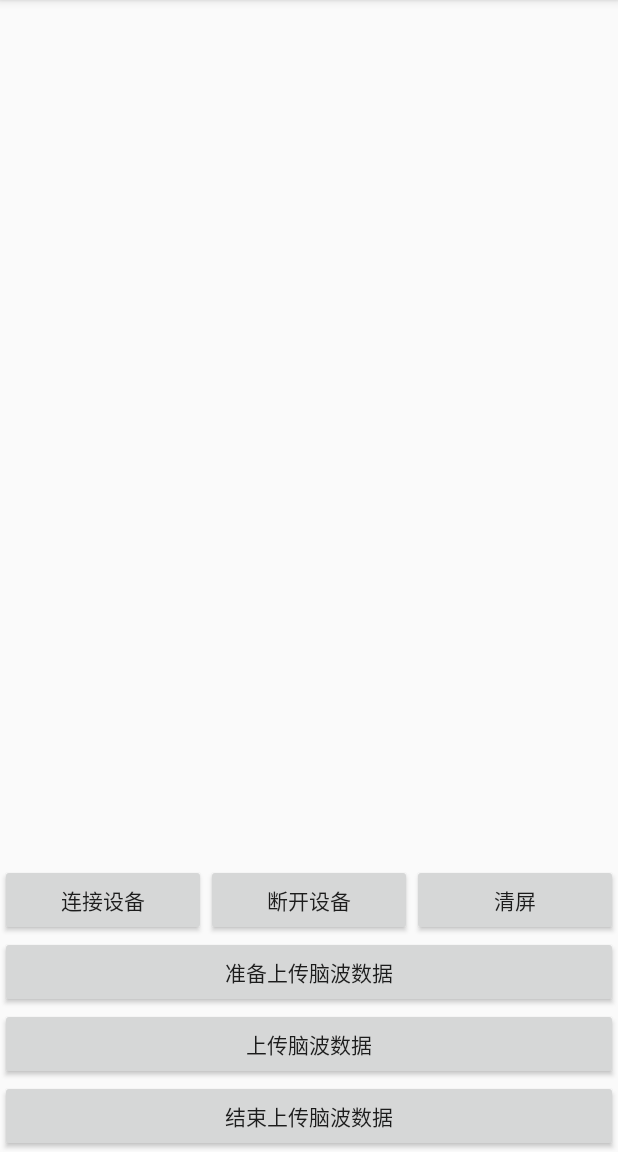
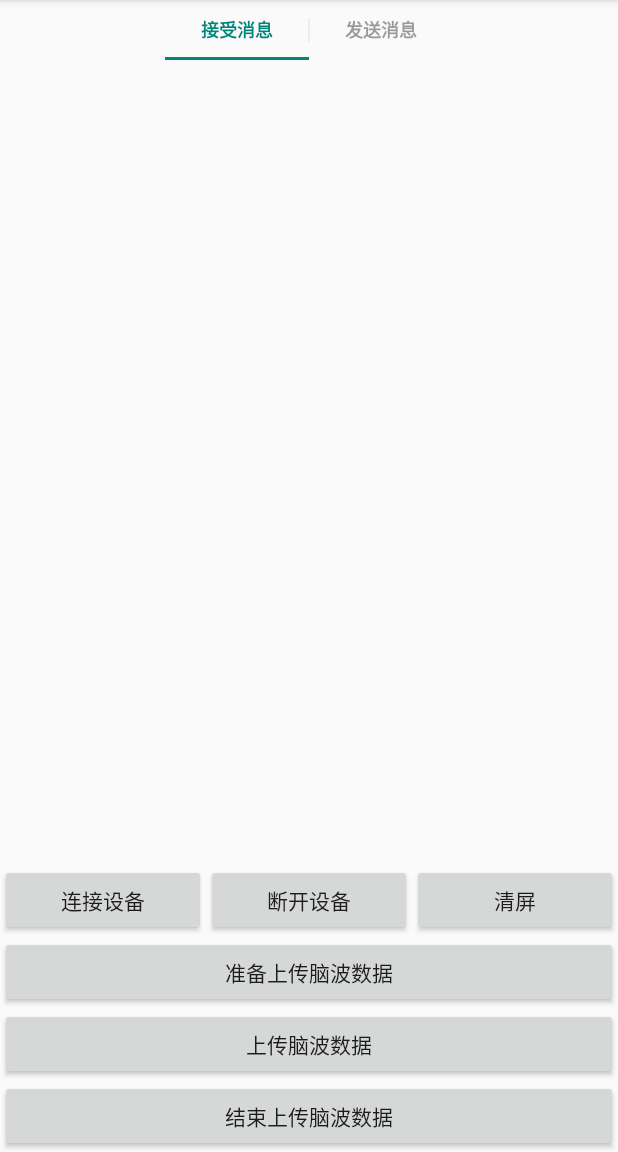
Before and after one commit to Entertech/Enter-AffectiveCloud-Android-SDK, an Android app: the screen it shows after launch (MainActivity), on a phone screen of 412 x 824 dp, the part 84-1236 px from its top. Run offline under Robolectric (Android 15) with nearby library versions, the phone set to English and light mode, and no system bars; libraries missing offline, so code that uses them is left out: cn.entertech.ble, com.orhanobut.logger; network calls fail; 1 statement that could not run was skipped.

Commit message:
文档完善

```diff
--- a/app/src/main/java/cn/entertech/biomoduledemo/MainActivity.kt
+++ b/app/src/main/java/cn/entertech/biomoduledemo/MainActivity.kt
@@ -22,6 +22,7 @@ class MainActivity : AppCompatActivity() {
     private lateinit var messageReceiveFragment: MessageReceiveFragment
     private lateinit var messageSendFragment: MessageSendFragment
     lateinit var vpContainer: ViewPager
+    lateinit var pagerSlidingTabStrip: PagerSlidingTabStrip
     override fun onCreate(savedInstanceState: Bundle?) {
         super.onCreate(savedInstanceState)
         setContentView(R.layout.activity_main)
@@ -63,7 +64,7 @@ class MainActivity : AppCompatActivity() {
     fun initView() {
         vpContainer = findViewById(R.id.vp_contain)
         socketManager.addBrainDataListener(brainDataCallback)
-
+        pagerSlidingTabStrip = findViewById(R.id.message_tabs)
         val listFragment = mutableListOf<Fragment>()
         messageReceiveFragment = MessageReceiveFragment()
         messageSendFragment = MessageSendFragment()
@@ -73,6 +74,7 @@ class MainActivity : AppCompatActivity() {
         val listTitles = listOf<String>("接受消息", "发送消息")
         var adapter = MessageAdapter(supportFragmentManager, listFragment, listTitles)
         vpContainer.adapter = adapter
+        pagerSlidingTabStrip.setViewPager(vpContainer)
 
     }
 
--- /dev/null
+++ b/app/src/main/java/cn/entertech/biomoduledemo/PagerSlidingTabStrip.java
@@ -0,0 +1,584 @@
+package cn.entertech.biomoduledemo;
+
+import android.annotation.SuppressLint;
+import android.content.Context;
+import android.content.res.TypedArray;
+import android.graphics.Canvas;
+import android.graphics.Paint;
+import android.graphics.Paint.Style;
+import android.graphics.Typeface;
+import android.os.Build;
+import android.os.Parcel;
+import android.os.Parcelable;
+import android.support.v4.view.ViewPager;
+import android.support.v4.view.ViewPager.OnPageChangeListener;
+import android.util.AttributeSet;
+import android.util.DisplayMetrics;
+import android.util.TypedValue;
+import android.view.Gravity;
+import android.view.View;
+import android.view.ViewTreeObserver.OnGlobalLayoutListener;
+import android.widget.HorizontalScrollView;
+import android.widget.ImageButton;
+import android.widget.LinearLayout;
+import android.widget.TextView;
+
+import java.util.Locale;
+
+/**
+ * Created by EnterTech on 2017/8/31.
+ */
+
+
+public class PagerSlidingTabStrip extends HorizontalScrollView {
+
+    public interface IconTabProvider {
+        public int getPageIconResId(int position);
+    }
+
+    // @formatter:off
+    private static final int[] ATTRS = new int[] {
+            android.R.attr.textSize,
+            android.R.attr.textColor
+    };
+    // @formatter:on
+
+    private LinearLayout.LayoutParams defaultTabLayoutParams;
+    private LinearLayout.LayoutParams expandedTabLayoutParams;
+
+    private final PageListener pageListener = new PageListener();
+    public OnPageChangeListener delegatePageListener;
+
+    private LinearLayout tabsContainer;
+    private ViewPager pager;
+
+    private int tabCount;
+
+    private int currentPosition = 0;
+    private float currentPositionOffset = 0f;
+
+    private Paint rectPaint;
+    private Paint dividerPaint;
+
+    private int indicatorColor = 0xFF666666;
+    private int underlineColor = 0x1A000000;
+    private int dividerColor = 0x1A000000;
+
+    private boolean shouldExpand = false;
+    private boolean textAllCaps = true;
+
+    private int scrollOffset = 52;
+    private int indicatorHeight = 8;
+    private int underlineHeight = 2;
+    private int dividerPadding = 12;
+    private int tabPadding = 24;
+    private int dividerWidth = 1;
+
+    private int tabTextSize = 12;
+    private int tabTextColor = 0xFF666666;
+    private Typeface tabTypeface = null;
+    private int tabTypefaceStyle = Typeface.BOLD;
+
+    private int lastScrollX = 0;
+
+    private int tabBackgroundResId = R.drawable.background_tab;
+    private  int tabSelectedTextColor = 0x666666;
+    private  int tabUnselectedTextColor = 0x666666;
+    private Locale locale;
+
+    public PagerSlidingTabStrip(Context context) {
+        this(context, null);
+    }
+
+    public PagerSlidingTabStrip(Context context, AttributeSet attrs) {
+        this(context, attrs, 0);
+    }
+
+    public PagerSlidingTabStrip(Context context, AttributeSet attrs, int defStyle) {
+        super(context, attrs, defStyle);
+
+        setFillViewport(true);
+        setWillNotDraw(false);
+
+        tabsContainer = new LinearLayout(context);
+        tabsContainer.setOrientation(LinearLayout.HORIZONTAL);
+        tabsContainer.setLayoutParams(new LayoutParams(LayoutParams.MATCH_PARENT, LayoutParams.MATCH_PARENT));
+        addView(tabsContainer);
+
+        DisplayMetrics dm = getResources().getDisplayMetrics();
+
+        scrollOffset = (int) TypedValue.applyDimension(TypedValue.COMPLEX_UNIT_DIP, scrollOffset, dm);
+        indicatorHeight = (int) TypedValue.applyDimension(TypedValue.COMPLEX_UNIT_DIP, indicatorHeight, dm);
+        underlineHeight = (int) TypedValue.applyDimension(TypedValue.COMPLEX_UNIT_DIP, underlineHeight, dm);
+        dividerPadding = (int) TypedValue.applyDimension(TypedValue.COMPLEX_UNIT_DIP, dividerPadding, dm);
+        tabPadding = (int) TypedValue.applyDimension(TypedValue.COMPLEX_UNIT_DIP, tabPadding, dm);
+        dividerWidth = (int) TypedValue.applyDimension(TypedValue.COMPLEX_UNIT_DIP, dividerWidth, dm);
+        tabTextSize = (int) TypedValue.applyDimension(TypedValue.COMPLEX_UNIT_SP, tabTextSize, dm);
+
+        // get system attrs (android:textSize and android:textColor)
+
+        TypedArray a = context.obtainStyledAttributes(attrs, ATTRS);
+
+        tabTextSize = a.getDimensionPixelSize(0, tabTextSize);
+        tabTextColor = a.getColor(1, tabTextColor);
+
+        a.recycle();
+
+        // get custom attrs
+
+        a = context.obtainStyledAttributes(attrs, R.styleable.PagerSlidingTabStrip);
+
+        indicatorColor = a.getColor(R.styleable.PagerSlidingTabStrip_pstsIndicatorColor, indicatorColor);
+        underlineColor = a.getColor(R.styleable.PagerSlidingTabStrip_pstsUnderlineColor, underlineColor);
+        dividerColor = a.getColor(R.styleable.PagerSlidingTabStrip_pstsDividerColor, dividerColor);
+        indicatorHeight = a.getDimensionPixelSize(R.styleable.PagerSlidingTabStrip_pstsIndicatorHeight, indicatorHeight);
+        underlineHeight = a.getDimensionPixelSize(R.styleable.PagerSlidingTabStrip_pstsUnderlineHeight, underlineHeight);
+        dividerPadding = a.getDimensionPixelSize(R.styleable.PagerSlidingTabStrip_pstsDividerPadding, dividerPadding);
+        tabPadding = a.getDimensionPixelSize(R.styleable.PagerSlidingTabStrip_pstsTabPaddingLeftRight, tabPadding);
+        tabBackgroundResId = a.getResourceId(R.styleable.PagerSlidingTabStrip_pstsTabBackground, tabBackgroundResId);
+        shouldExpand = a.getBoolean(R.styleable.PagerSlidingTabStrip_pstsShouldExpand, shouldExpand);
+        scrollOffset = a.getDimensionPixelSize(R.styleable.PagerSlidingTabStrip_pstsScrollOffset, scrollOffset);
+        textAllCaps = a.getBoolean(R.styleable.PagerSlidingTabStrip_pstsTextAllCaps, textAllCaps);
+        tabSelectedTextColor = a.getColor(R.styleable.PagerSlidingTabStrip_pstsTabSelectedTextColor, tabSelectedTextColor);
+        tabUnselectedTextColor = a.getColor(R.styleable.PagerSlidingTabStrip_pstsTabUnselectedTextColor, tabUnselectedTextColor);
+        tabTextColor = a.getColor(R.styleable.PagerSlidingTabStrip_pstsTabTextColor, tabTextColor);
+
+
+        a.recycle();
+
+        rectPaint = new Paint();
+        rectPaint.setAntiAlias(true);
+        rectPaint.setStyle(Style.FILL);
+
+        dividerPaint = new Paint();
+        dividerPaint.setAntiAlias(true);
+        dividerPaint.setStrokeWidth(dividerWidth);
+
+        defaultTabLayoutParams = new LinearLayout.LayoutParams(LayoutParams.WRAP_CONTENT, LayoutParams.MATCH_PARENT);
+        expandedTabLayoutParams = new LinearLayout.LayoutParams(0, LayoutParams.MATCH_PARENT, 1.0f);
+
+        if (locale == null) {
+            locale = getResources().getConfiguration().locale;
+        }
+    }
+
+    public void setViewPager(ViewPager pager) {
+        this.pager = pager;
+
+        if (pager.getAdapter() == null) {
+            throw new IllegalStateException("ViewPager does not have adapter instance.");
+        }
+
+        pager.setOnPageChangeListener(pageListener);
+
+        notifyDataSetChanged();
+        updateTabsTextColors();
+    }
+
+    public void setOnPageChangeListener(OnPageChangeListener listener) {
+        this.delegatePageListener = listener;
+    }
+
+    public void notifyDataSetChanged() {
+
+        tabsContainer.removeAllViews();
+
+        tabCount = pager.getAdapter().getCount();
+
+        for (int i = 0; i < tabCount; i++) {
+
+            if (pager.getAdapter() instanceof IconTabProvider) {
+                addIconTab(i, ((IconTabProvider) pager.getAdapter()).getPageIconResId(i));
+            } else {
+                addTextTab(i, pager.getAdapter().getPageTitle(i).toString());
+            }
+
+        }
+
+        updateTabStyles();
+
+        getViewTreeObserver().addOnGlobalLayoutListener(new OnGlobalLayoutListener() {
+
+            @SuppressWarnings("deprecation")
+            @SuppressLint("NewApi")
+            @Override
+            public void onGlobalLayout() {
+
+                if (Build.VERSION.SDK_INT < Build.VERSION_CODES.JELLY_BEAN) {
+                    getViewTreeObserver().removeGlobalOnLayoutListener(this);
+                } else {
+                    getViewTreeObserver().removeOnGlobalLayoutListener(this);
+                }
+
+                currentPosition = pager.getCurrentItem();
+                scrollToChild(currentPosition, 0);
+            }
+        });
+
+    }
+
+    private void addTextTab(final int position, String title) {
+
+        TextView tab = new TextView(getContext());
+        tab.setText(title);
+        tab.setGravity(Gravity.CENTER);
+        tab.setSingleLine();
+
+        addTab(position, tab);
+    }
+
+    private void addIconTab(final int position, int resId) {
+
+        ImageButton tab = new ImageButton(getContext());
+        tab.setImageResource(resId);
+
+        addTab(position, tab);
+
+    }
+
+    private void addTab(final int position, View tab) {
+        tab.setFocusable(true);
+        tab.setOnClickListener(new OnClickListener() {
+            @Override
+            public void onClick(View v) {
+                pager.setCurrentItem(position);
+            }
+        });
+
+        tab.setPadding(tabPadding, 0, tabPadding, 0);
+        tabsContainer.addView(tab, position, shouldExpand ? expandedTabLayoutParams : defaultTabLayoutParams);
+    }
+
+    private void updateTabStyles() {
+
+        for (int i = 0; i < tabCount; i++) {
+
+            View v = tabsContainer.getChildAt(i);
+
+            v.setBackgroundResource(tabBackgroundResId);
+
+            if (v instanceof TextView) {
+
+                TextView tab = (TextView) v;
+                tab.setTextSize(TypedValue.COMPLEX_UNIT_PX, tabTextSize);
+                tab.setTypeface(tabTypeface, tabTypefaceStyle);
+                tab.setTextColor(tabTextColor);
+
+                // setAllCaps() is only available from API 14, so the upper case is made manually if we are on a
+                // pre-ICS-build
+                if (textAllCaps) {
+                    if (Build.VERSION.SDK_INT >= Build.VERSION_CODES.ICE_CREAM_SANDWICH) {
+                        tab.setAllCaps(true);
+                    } else {
+                        tab.setText(tab.getText().toString().toUpperCase(locale));
+                    }
+                }
+            }
+        }
+
+    }
+
+    private void scrollToChild(int position, int offset) {
+
+        if (tabCount == 0) {
+            return;
+        }
+
+        int newScrollX = tabsContainer.getChildAt(position).getLeft() + offset;
+
+        if (position > 0 || offset > 0) {
+            newScrollX -= scrollOffset;
+        }
+
+        if (newScrollX != lastScrollX) {
+            lastScrollX = newScrollX;
+            scrollTo(newScrollX, 0);
+        }
+
+    }
+
+    @Override
+    protected void onDraw(Canvas canvas) {
+        super.onDraw(canvas);
+
+        if (isInEditMode() || tabCount == 0) {
+            return;
+        }
+
+        final int height = getHeight();
+
+        // draw indicator line
+
+        rectPaint.setColor(indicatorColor);
+
+        // default: line below current tab
+        View currentTab = tabsContainer.getChildAt(currentPosition);
+        float lineLeft = currentTab.getLeft();
+        float lineRight = currentTab.getRight();
+
+        // if there is an offset, start interpolating left and right coordinates between current and next tab
+        if (currentPositionOffset > 0f && currentPosition < tabCount - 1) {
+
+            View nextTab = tabsContainer.getChildAt(currentPosition + 1);
+            final float nextTabLeft = nextTab.getLeft();
+            final float nextTabRight = nextTab.getRight();
+
+            lineLeft = (currentPositionOffset * nextTabLeft + (1f - currentPositionOffset) * lineLeft);
+            lineRight = (currentPositionOffset * nextTabRight + (1f - currentPositionOffset) * lineRight);
+        }
+
+        canvas.drawRect(lineLeft, height - indicatorHeight, lineRight, height, rectPaint);
+
+        // draw underline
+
+        rectPaint.setColor(underlineColor);
+        canvas.drawRect(0, height - underlineHeight, tabsContainer.getWidth(), height, rectPaint);
+
+        // draw divider
+
+        dividerPaint.setColor(dividerColor);
+        for (int i = 0; i < tabCount - 1; i++) {
+            View tab = tabsContainer.getChildAt(i);
+            canvas.drawLine(tab.getRight(), dividerPadding, tab.getRight(), height - dividerPadding, dividerPaint);
+        }
+    }
+
+    private class PageListener implements OnPageChangeListener {
+
+        @Override
+        public void onPageScrolled(int position, float positionOffset, int positionOffsetPixels) {
+
+            currentPosition = position;
+            currentPositionOffset = positionOffset;
+
+            scrollToChild(position, (int) (positionOffset * tabsContainer.getChildAt(position).getWidth()));
+
+            invalidate();
+
+            if (delegatePageListener != null) {
+                delegatePageListener.onPageScrolled(position, positionOffset, positionOffsetPixels);
+            }
+        }
+
+        @Override
+        public void onPageScrollStateChanged(int state) {
+            if (state == ViewPager.SCROLL_STATE_IDLE) {
+                scrollToChild(pager.getCurrentItem(), 0);
+            }
+
+            if (delegatePageListener != null) {
+                delegatePageListener.onPageScrollStateChanged(state);
+            }
+        }
+
+        @Override
+        public void onPageSelected(int position) {
+            if (delegatePageListener != null) {
+                delegatePageListener.onPageSelected(position);
+            }
+            updateTabsTextColors();
+        }
+
+    }
+
+    public void setIndicatorColor(int indicatorColor) {
+        this.indicatorColor = indicatorColor;
+        invalidate();
+    }
+
+    public void setIndicatorColorResource(int resId) {
+        this.indicatorColor = getResources().getColor(resId);
+        invalidate();
+    }
+
+    public int getIndicatorColor() {
+        return this.indicatorColor;
+    }
+
+    public void setIndicatorHeight(int indicatorLineHeightPx) {
+        this.indicatorHeight = indicatorLineHeightPx;
+        invalidate();
+    }
+
+    public int getIndicatorHeight() {
+        return indicatorHeight;
+    }
+
+    public void setUnderlineColor(int underlineColor) {
+        this.underlineColor = underlineColor;
+        invalidate();
+    }
+
+    public void setUnderlineColorResource(int resId) {
+        this.underlineColor = getResources().getColor(resId);
+        invalidate();
+    }
+
+    public int getUnderlineColor() {
+        return underlineColor;
+    }
+
+    public void setDividerColor(int dividerColor) {
+        this.dividerColor = dividerColor;
+        invalidate();
+    }
+
+    public void setDividerColorResource(int resId) {
+        this.dividerColor = getResources().getColor(resId);
+        invalidate();
+    }
+
+    public int getDividerColor() {
+        return dividerColor;
+    }
+
+    public void setUnderlineHeight(int underlineHeightPx) {
+        this.underlineHeight = underlineHeightPx;
+        invalidate();
+    }
+
+    public int getUnderlineHeight() {
+        return underlineHeight;
+    }
+
+    public void setDividerPadding(int dividerPaddingPx) {
+        this.dividerPadding = dividerPaddingPx;
+        invalidate();
+    }
+
+    public int getDividerPadding() {
+        return dividerPadding;
+    }
+
+    public void setScrollOffset(int scrollOffsetPx) {
+        this.scrollOffset = scrollOffsetPx;
+        invalidate();
+    }
+
+    public int getScrollOffset() {
+        return scrollOffset;
+    }
+
+    public void setShouldExpand(boolean shouldExpand) {
+        this.shouldExpand = shouldExpand;
+        requestLayout();
+    }
+
+    public boolean getShouldExpand() {
+        return shouldExpand;
+    }
+
+    public boolean isTextAllCaps() {
+        return textAllCaps;
+    }
+
+    public void setAllCaps(boolean textAllCaps) {
+        this.textAllCaps = textAllCaps;
+    }
+
+    public void setTextSize(int textSizePx) {
+        this.tabTextSize = textSizePx;
+        updateTabStyles();
+    }
+
+    public int getTextSize() {
+        return tabTextSize;
+    }
+
+    public void setTextColor(int textColor) {
+        this.tabTextColor = textColor;
+        updateTabStyles();
+    }
+
+    public void setTextColorResource(int resId) {
+        this.tabTextColor = getResources().getColor(resId);
+        updateTabStyles();
+    }
+
+    public int getTextColor() {
+        return tabTextColor;
+    }
+
+    public void setTypeface(Typeface typeface, int style) {
+        this.tabTypeface = typeface;
+        this.tabTypefaceStyle = style;
+        updateTabStyles();
+    }
+
+    public void setTabBackground(int resId) {
+        this.tabBackgroundResId = resId;
+    }
+
+    public int getTabBackground() {
+        return tabBackgroundResId;
+    }
+
+    public void setTabPaddingLeftRight(int paddingPx) {
+        this.tabPadding = paddingPx;
+        updateTabStyles();
+    }
+
+    public int getTabPaddingLeftRight() {
+        return tabPadding;
+    }
+
+    @Override
+    public void onRestoreInstanceState(Parcelable state) {
+        SavedState savedState = (SavedState) state;
+        super.onRestoreInstanceState(savedState.getSuperState());
+        currentPosition = savedState.currentPosition;
+        requestLayout();
+    }
+
+    @Override
+    public Parcelable onSaveInstanceState() {
+        Parcelable superState = super.onSaveInstanceState();
+        SavedState savedState = new SavedState(superState);
+        savedState.currentPosition = currentPosition;
+        return savedState;
+    }
+
+    static class SavedState extends BaseSavedState {
+        int currentPosition;
+
+        public SavedState(Parcelable superState) {
+            super(superState);
+        }
+
+        private SavedState(Parcel in) {
+            super(in);
+            currentPosition = in.readInt();
+        }
+
+        @Override
+        public void writeToParcel(Parcel dest, int flags) {
+            super.writeToParcel(dest, flags);
+            dest.writeInt(currentPosition);
+        }
+
+        public static final Creator<SavedState> CREATOR = new Creator<SavedState>() {
+            @Override
+            public SavedState createFromParcel(Parcel in) {
+                return new SavedState(in);
+            }
+
+            @Override
+            public SavedState[] newArray(int size) {
+                return new SavedState[size];
+            }
+        };
+    }
+
+    private void updateTabsTextColors() {
+        for (int i = 0; i < tabCount; i++) {
+            View v = tabsContainer.getChildAt(i);
+            if (v instanceof TextView) {
+                TextView tab = (TextView) v;
+                if (pager.getCurrentItem() == i)
+                    tab.setTextColor(tabSelectedTextColor);
+                else tab.setTextColor(tabUnselectedTextColor);
+            }
+        }
+    }
+
+}
--- /dev/null
+++ b/app/src/main/res/drawable/background_tab.xml
@@ -0,0 +1,8 @@
+<?xml version="1.0" encoding="utf-8"?>
+<selector xmlns:android="http://schemas.android.com/apk/res/android" android:exitFadeDuration="@android:integer/config_shortAnimTime">
+
+    <item android:state_pressed="true" android:drawable="@color/colorPrimaryDark" />
+    <item android:state_focused="true" android:drawable="@color/colorPrimaryDark"/>
+    <item android:drawable="@android:color/transparent"/>
+
+</selector>
--- a/app/src/main/res/layout/activity_main.xml
+++ b/app/src/main/res/layout/activity_main.xml
@@ -2,7 +2,19 @@
 <LinearLayout xmlns:android="http://schemas.android.com/apk/res/android"
               android:layout_width="match_parent"
               android:layout_height="match_parent"
-              android:orientation="vertical">
+              android:orientation="vertical"
+			  xmlns:app="http://schemas.android.com/apk/res-auto">
+	<!--导航条-->
+	<cn.entertech.biomoduledemo.PagerSlidingTabStrip
+			android:id="@+id/message_tabs"
+			android:layout_gravity="center"
+			app:pstsIndicatorHeight="2dp"
+			app:pstsUnderlineHeight="0dp"
+			app:pstsTabUnselectedTextColor="#999999"
+			app:pstsTabSelectedTextColor="@color/colorPrimary"
+			app:pstsIndicatorColor="@color/colorPrimary"
+			android:layout_width="wrap_content"
+			android:layout_height="40dp" />
 
 	<android.support.v4.view.ViewPager
 			android:id="@+id/vp_contain"
```
Also changed, not shown: app/src/main/res/values/attrs_pagerslidetab.xml (added, +20 -0 lines), 4 other files.
